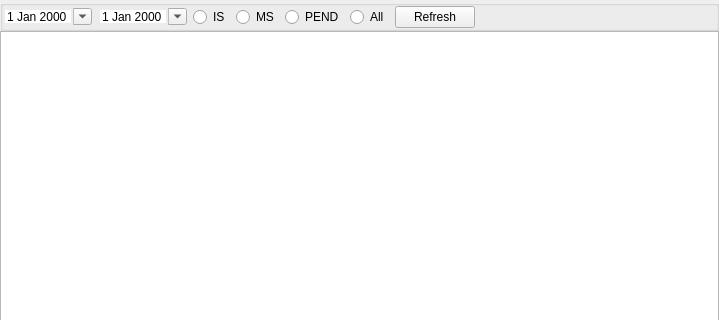
Above: widget/support/statementwidget.ui from YtxErp/YTX before the change; both pictures show x 0 to 719 and y 0 to 320 of the 719 by 531 pixel window. Below: the same form after it.
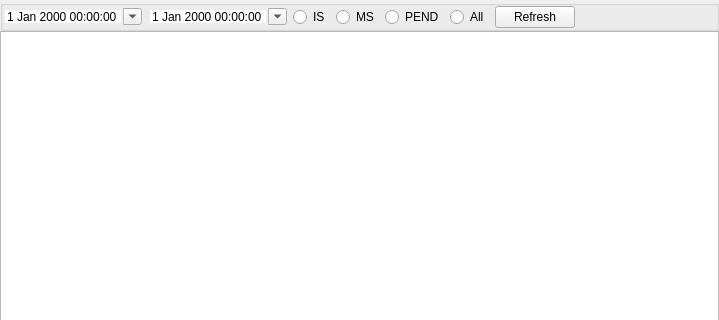
That is the form after the change. Custom widgets are drawn as their Qt base class.

```diff
--- a/widget/support/statementwidget.ui
+++ b/widget/support/statementwidget.ui
@@ -57,7 +57,7 @@
        <number>0</number>
       </property>
       <item>
-       <widget class="DateEdit" name="dateEditStart">
+       <widget class="DateTimeEdit" name="start">
         <property name="frame">
          <bool>false</bool>
         </property>
@@ -67,7 +67,7 @@
        </widget>
       </item>
       <item>
-       <widget class="DateEdit" name="dateEditEnd">
+       <widget class="DateTimeEdit" name="end">
         <property name="frame">
          <bool>false</bool>
         </property>
@@ -134,9 +134,9 @@
  </widget>
  <customwidgets>
   <customwidget>
-   <class>DateEdit</class>
-   <extends>QDateEdit</extends>
-   <header location="global">widget/dateedit.h</header>
+   <class>DateTimeEdit</class>
+   <extends>QDateTimeEdit</extends>
+   <header location="global">widget/datetimeedit.h</header>
   </customwidget>
  </customwidgets>
  <resources/>
```
